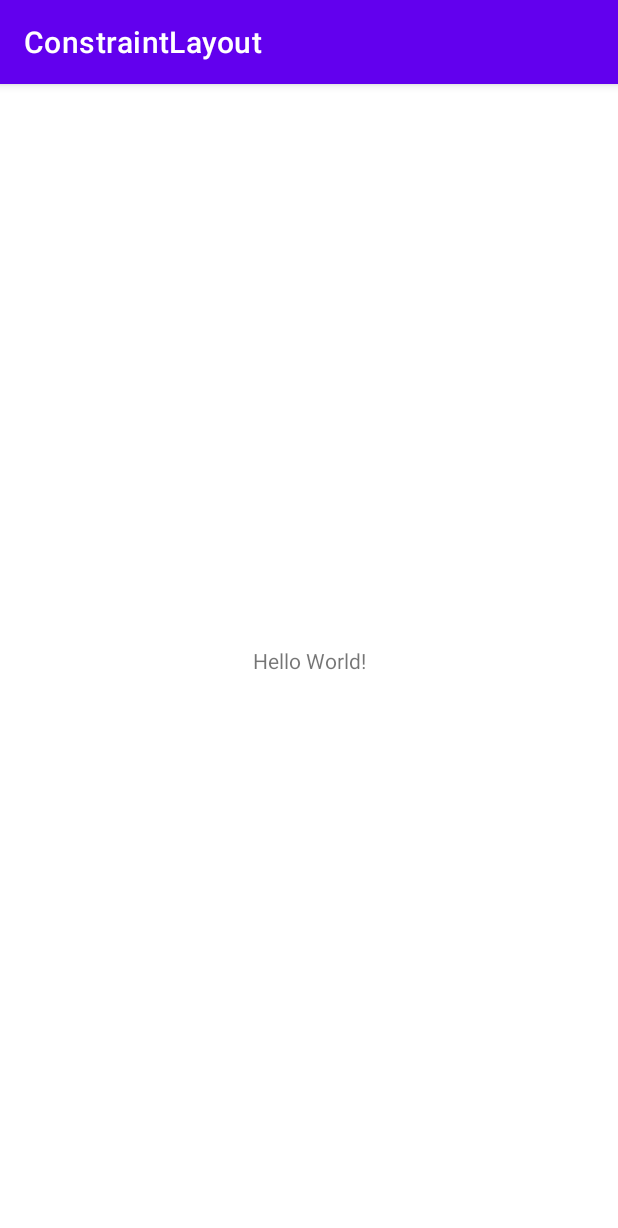
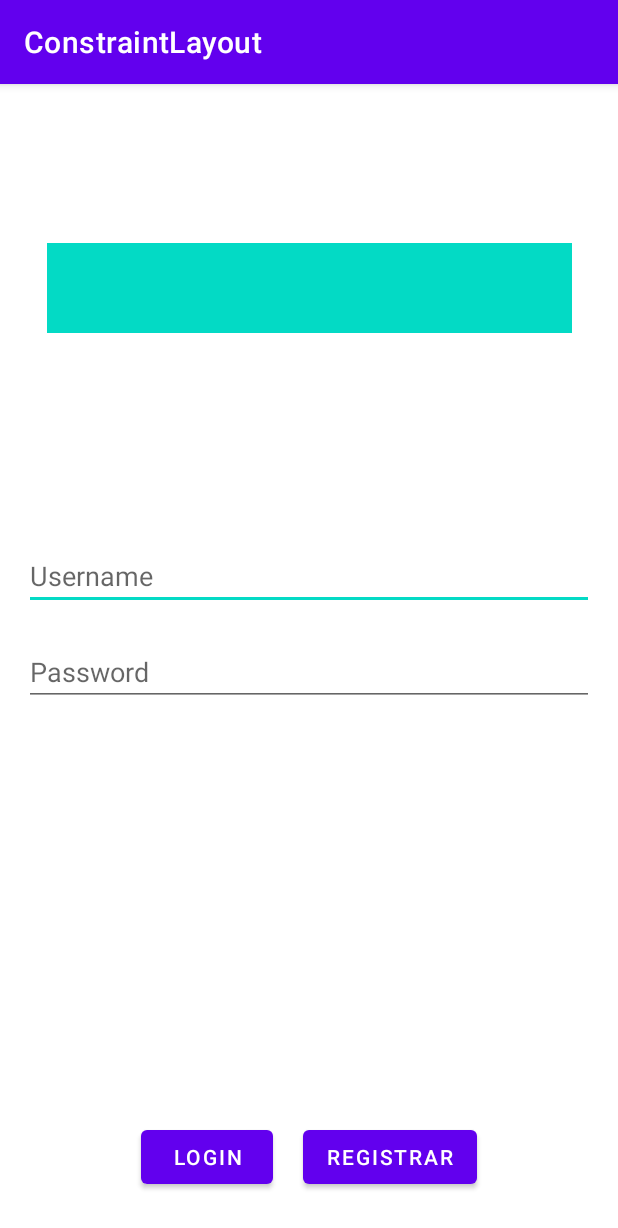
Before and after one commit to KelvinP25/API2-ConstraintLayout, an Android app: the screen it shows after launch (MainActivity), on a phone screen of 412 x 824 dp. Shown: the top 1228 px of the screen. Run offline under Robolectric (Android 15) with nearby library versions, the phone set to English and light mode, and no system bars.

Commit message:
Diseño de login con ConstraintLayout

```diff
--- a/app/src/main/res/layout/activity_main.xml
+++ b/app/src/main/res/layout/activity_main.xml
@@ -7,12 +7,67 @@
     tools:context=".MainActivity">
 
     <TextView
+        android:id="@+id/view_logo"
+        android:layout_width="350dp"
+        android:layout_height="60dp"
+        android:background="@color/teal_200"
+        app:layout_constraintBottom_toBottomOf="parent"
+        app:layout_constraintHorizontal_bias="0.5"
+        app:layout_constraintLeft_toLeftOf="parent"
+        app:layout_constraintRight_toRightOf="parent"
+        app:layout_constraintTop_toTopOf="parent"
+        app:layout_constraintVertical_bias="0.15" />
+
+    <EditText
+        android:id="@+id/txt_user"
+        android:layout_width="0dp"
+        android:layout_height="wrap_content"
+        android:layout_marginStart="16dp"
+        android:layout_marginEnd="16dp"
+        android:hint="Username"
+        app:layout_constraintVertical_bias="0.25"
+        app:layout_constraintEnd_toEndOf="parent"
+        app:layout_constraintStart_toStartOf="parent"
+        app:layout_constraintTop_toBottomOf="@+id/view_logo"
+        app:layout_constraintBottom_toBottomOf="parent"
+        />
+
+    <EditText
+        android:id="@+id/txt_Password"
+        android:layout_width="0dp"
+        android:layout_height="wrap_content"
+        android:layout_marginStart="16dp"
+        android:layout_marginEnd="16dp"
+        android:hint="Password"
+        app:layout_constraintVertical_bias="0.05"
+        app:layout_constraintBottom_toBottomOf="parent"
+        app:layout_constraintEnd_toEndOf="parent"
+        app:layout_constraintStart_toStartOf="parent"
+        app:layout_constraintTop_toBottomOf="@+id/txt_user" />
+
+    <Button
+        android:id="@+id/btnLogin"
         android:layout_width="wrap_content"
         android:layout_height="wrap_content"
-        android:text="Hello World!"
+        android:text="Login"
+        app:layout_constraintHorizontal_chainStyle="packed"
         app:layout_constraintBottom_toBottomOf="parent"
-        app:layout_constraintLeft_toLeftOf="parent"
-        app:layout_constraintRight_toRightOf="parent"
-        app:layout_constraintTop_toTopOf="parent" />
+        app:layout_constraintEnd_toStartOf="@+id/btnRegistrar"
+        app:layout_constraintStart_toStartOf="parent"
+        app:layout_constraintTop_toTopOf="parent"
+        app:layout_constraintVertical_bias="0.96" />
+
+    <Button
+        android:id="@+id/btnRegistrar"
+        android:layout_width="wrap_content"
+        android:layout_height="wrap_content"
+        android:layout_marginStart="20dp"
+        android:text="Registrar"
+        app:layout_constraintBottom_toBottomOf="parent"
+        app:layout_constraintEnd_toEndOf="parent"
+        app:layout_constraintStart_toEndOf="@+id/btnLogin"
+        app:layout_constraintTop_toTopOf="parent"
+        app:layout_constraintVertical_bias="0.96" />
+
 
 </androidx.constraintlayout.widget.ConstraintLayout>
```
